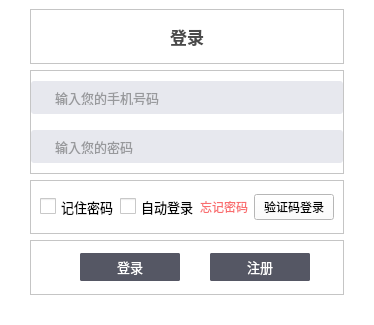
First picture: the form in passwordloginpage.ui, repository ZhouMei20220810/TEST, before the edit.
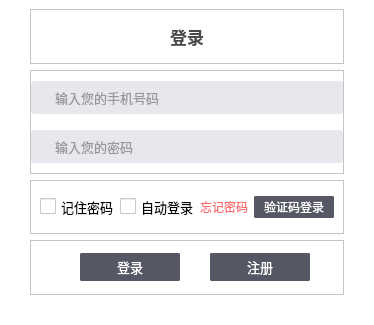
Second picture: the form after the edit. Icons and pictures are not drawn.

What changed in the file:
```diff
--- a/passwordloginpage.ui
+++ b/passwordloginpage.ui
@@ -382,9 +382,43 @@
       </item>
       <item>
        <widget class="QPushButton" name="btnSMSLogin">
+        <property name="minimumSize">
+         <size>
+          <width>80</width>
+          <height>22</height>
+         </size>
+        </property>
         <property name="cursor">
          <cursorShape>PointingHandCursor</cursorShape>
         </property>
+        <property name="styleSheet">
+         <string notr="true"> QPushButton {
+     border: 2px solid #555764;
+     border-radius:2px;
+	 background-color: #FF555764;
+	 color:#FFFFFFFF;
+ }
+QPushButton:hover
+{
+	border:2px solid  #FF27282B;
+	background-color: #FF27282B;
+}
+ QPushButton:pressed {
+     border: 2px solid #555764;
+     border-radius: 2px;
+	 background-color: #FF555764;
+	 color:#FFFFFFFF;
+ }
+
+ QPushButton:flat {
+     border: none; /* no border for a flat push button */
+ }
+
+ QPushButton:default {
+     border-color: navy; /* make the default button prominent */
+ }
+</string>
+        </property>
         <property name="text">
          <string>验证码登录</string>
         </property>
```
